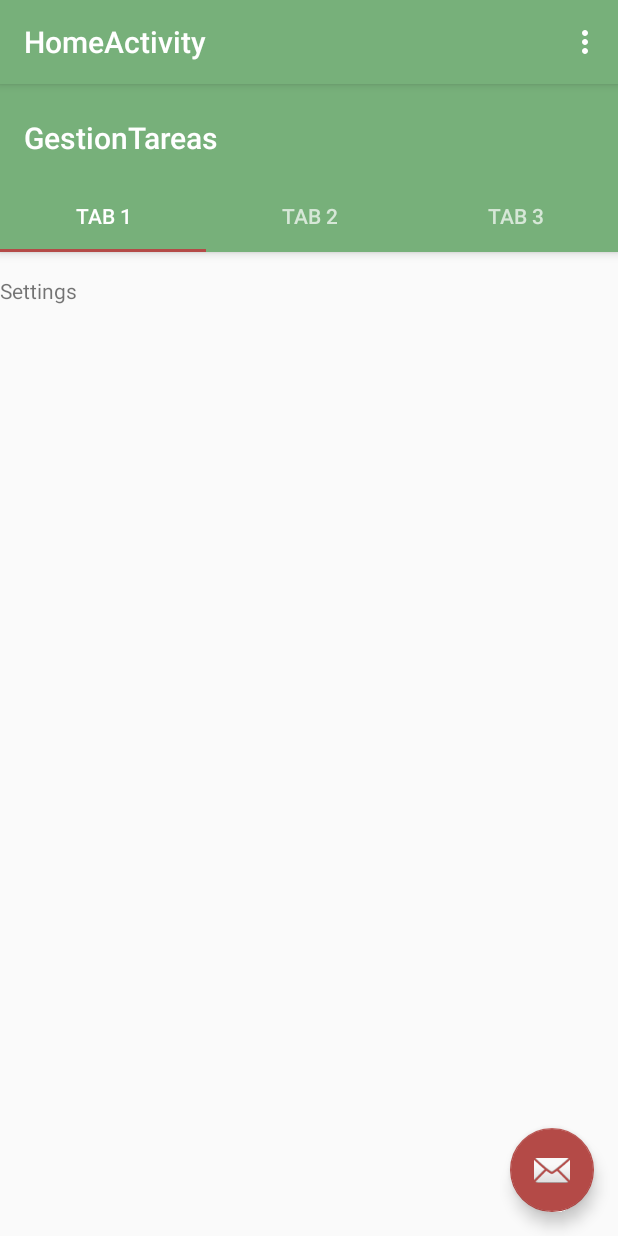
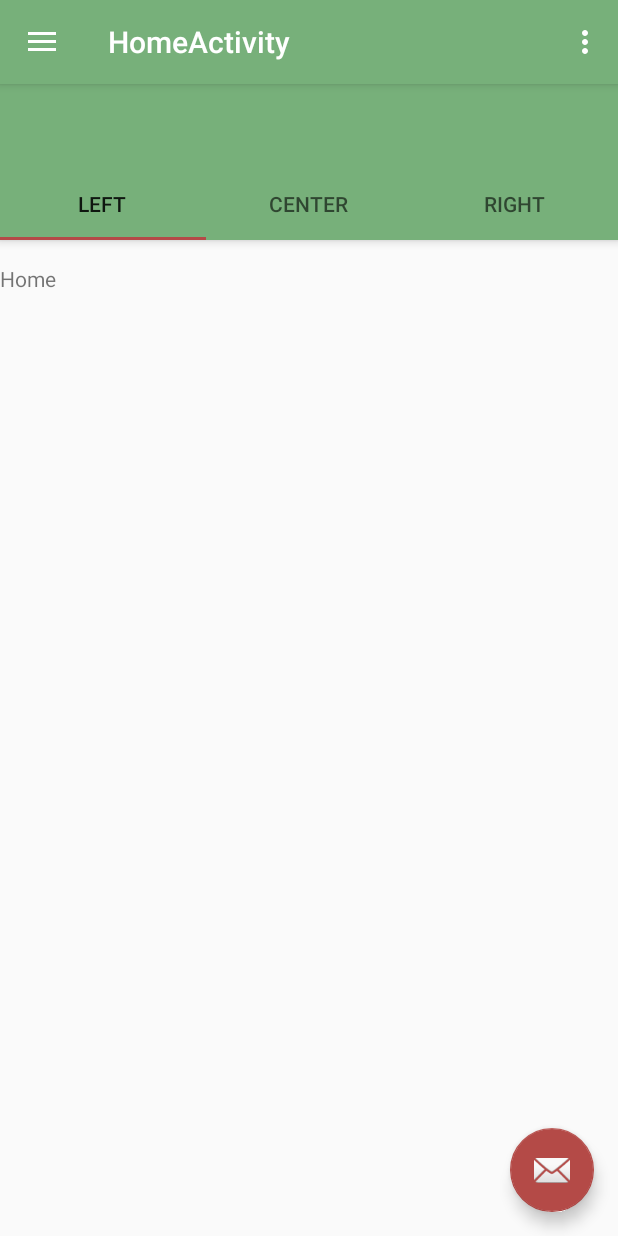
Before and after one commit to plaroser/Gestor-de-Tareas, an Android app: the screen it shows after launch (HomeActivity), on a phone screen of 412 x 824 dp. Run offline under Robolectric (Android 15) with nearby library versions, the phone set to English and light mode, and no system bars.

Commit message:
Pestañas creadas con menu deslizable

```diff
--- a/GestionTareas/app/src/main/java/com/sergiopla/gestiontareas/HomeActivity.java
+++ b/GestionTareas/app/src/main/java/com/sergiopla/gestiontareas/HomeActivity.java
@@ -2,59 +2,37 @@ package com.sergiopla.gestiontareas;
 
 import android.os.Bundle;
 import android.support.design.widget.FloatingActionButton;
+import android.support.design.widget.NavigationView;
 import android.support.design.widget.Snackbar;
 import android.support.design.widget.TabLayout;
 import android.support.v4.app.Fragment;
 import android.support.v4.app.FragmentManager;
 import android.support.v4.app.FragmentPagerAdapter;
+import android.support.v4.view.GravityCompat;
 import android.support.v4.view.ViewPager;
+import android.support.v4.widget.DrawerLayout;
+import android.support.v7.app.ActionBarDrawerToggle;
 import android.support.v7.app.AppCompatActivity;
 import android.support.v7.widget.Toolbar;
 import android.view.Menu;
 import android.view.MenuItem;
 import android.view.View;
-import android.widget.Toast;
 
 import com.sergiopla.gestiontareas.fragments.HomeFragment;
-import com.sergiopla.gestiontareas.fragments.SettingsFragment;
 import com.sergiopla.gestiontareas.fragments.TareasFragment;
 
-public class HomeActivity extends AppCompatActivity {
-
-    /**
-     * The {@link android.support.v4.view.PagerAdapter} that will provide
-     * fragments for each of the sections. We use a
-     * {@link FragmentPagerAdapter} derivative, which will keep every
-     * loaded fragment in memory. If this becomes too memory intensive, it
-     * may be best to switch to a
-     * {@link android.support.v4.app.FragmentStatePagerAdapter}.
-     */
+public class HomeActivity extends AppCompatActivity
+        implements NavigationView.OnNavigationItemSelectedListener {
     private SectionsPagerAdapter mSectionsPagerAdapter;
-    final int NUMERO_PESTAÑAS = 3;
-    /**
-     * The {@link ViewPager} that will host the section contents.
-     */
+    private final int PESTANIAS_MAXIMAS = 2;
     private ViewPager mViewPager;
 
     @Override
     protected void onCreate(Bundle savedInstanceState) {
         super.onCreate(savedInstanceState);
         setContentView(R.layout.activity_home);
-
-//        Toolbar toolbar = (Toolbar) findViewById(R.id.toolbar);
-//        setSupportActionBar(toolbar);
-        // Create the adapter that will return a fragment for each of the three
-        // primary sections of the activity.
-        mSectionsPagerAdapter = new SectionsPagerAdapter(getSupportFragmentManager());
-
-        // Set up the ViewPager with the sections adapter.
-        mViewPager = (ViewPager) findViewById(R.id.container);
-        mViewPager.setAdapter(mSectionsPagerAdapter);
-
-        TabLayout tabLayout = (TabLayout) findViewById(R.id.tabs);
-
-        mViewPager.addOnPageChangeListener(new TabLayout.TabLayoutOnPageChangeListener(tabLayout));
-        tabLayout.addOnTabSelectedListener(new TabLayout.ViewPagerOnTabSelectedListener(mViewPager));
+        Toolbar toolbar = (Toolbar) findViewById(R.id.toolbar);
+        setSupportActionBar(toolbar);
 
         FloatingActionButton fab = (FloatingActionButton) findViewById(R.id.fab);
         fab.setOnClickListener(new View.OnClickListener() {
@@ -65,13 +43,44 @@ public class HomeActivity extends AppCompatActivity {
             }
         });
 
+        DrawerLayout drawer = (DrawerLayout) findViewById(R.id.drawer_layout);
+        ActionBarDrawerToggle toggle = new ActionBarDrawerToggle(
+                this, drawer, toolbar, R.string.navigation_drawer_open, R.string.navigation_drawer_close);
+        drawer.addDrawerListener(toggle);
+        toggle.syncState();
+
+        NavigationView navigationView = (NavigationView) findViewById(R.id.nav_view);
+        navigationView.setNavigationItemSelectedListener(this);
+
+        //---------
+
+        mSectionsPagerAdapter = new SectionsPagerAdapter(getSupportFragmentManager());
+
+        // Set up the ViewPager with the sections adapter.
+        mViewPager = (ViewPager) findViewById(R.id.container2);
+        mViewPager.setAdapter(mSectionsPagerAdapter);
+
+        TabLayout tabLayout = (TabLayout) findViewById(R.id.tabs);
+
+        mViewPager.addOnPageChangeListener(new TabLayout.TabLayoutOnPageChangeListener(tabLayout));
+        tabLayout.addOnTabSelectedListener(new TabLayout.ViewPagerOnTabSelectedListener(mViewPager));
+
     }
 
+    @Override
+    public void onBackPressed() {
+        DrawerLayout drawer = (DrawerLayout) findViewById(R.id.drawer_layout);
+        if (drawer.isDrawerOpen(GravityCompat.START)) {
+            drawer.closeDrawer(GravityCompat.START);
+        } else {
+            super.onBackPressed();
+        }
+    }
 
     @Override
     public boolean onCreateOptionsMenu(Menu menu) {
         // Inflate the menu; this adds items to the action bar if it is present.
-        getMenuInflater().inflate(R.menu.menu_home, menu);
+        getMenuInflater().inflate(R.menu.home, menu);
         return true;
     }
 
@@ -90,6 +99,32 @@ public class HomeActivity extends AppCompatActivity {
         return super.onOptionsItemSelected(item);
     }
 
+    @SuppressWarnings("StatementWithEmptyBody")
+    @Override
+    public boolean onNavigationItemSelected(MenuItem item) {
+        // Handle navigation view item clicks here.
+        int id = item.getItemId();
+
+        if (id == R.id.nav_camera) {
+            // Handle the camera action
+        } else if (id == R.id.nav_gallery) {
+
+        } else if (id == R.id.nav_slideshow) {
+
+        } else if (id == R.id.nav_manage) {
+
+        } else if (id == R.id.nav_share) {
+
+        } else if (id == R.id.nav_send) {
+
+        }
+
+        DrawerLayout drawer = (DrawerLayout) findViewById(R.id.drawer_layout);
+        drawer.closeDrawer(GravityCompat.START);
+        return true;
+    }
+
+    //----------
 
     /**
      * Se encarga de manejar los fragment que se muestran
@@ -110,20 +145,18 @@ public class HomeActivity extends AppCompatActivity {
         public Fragment getItem(int position) {
             switch (position) {
                 case 0:
-                    return SettingsFragment.newInstance();
+                    return HomeFragment.newInstance();
                 case 1:
-                    return HomeFragment.newInstance();
-                case 2:
                     return TareasFragment.newInstance();
+
             }
 //            return null;
-
-            throw new IllegalArgumentException();
+            throw new IllegalArgumentException("Numero de pestaña no valido.");
         }
 
         @Override
         public int getCount() {
-            return NUMERO_PESTAÑAS;
+            return 3;
         }
     }
 }
--- /dev/null
+++ b/GestionTareas/app/src/main/res/drawable-v21/ic_menu_camera.xml
@@ -0,0 +1,12 @@
+<vector xmlns:android="http://schemas.android.com/apk/res/android"
+    android:width="24dp"
+    android:height="24dp"
+    android:viewportHeight="24.0"
+    android:viewportWidth="24.0">
+    <path
+        android:fillColor="#FF000000"
+        android:pathData="M12,12m-3.2,0a3.2,3.2 0,1 1,6.4 0a3.2,3.2 0,1 1,-6.4 0" />
+    <path
+        android:fillColor="#FF000000"
+        android:pathData="M9,2L7.17,4H4c-1.1,0 -2,0.9 -2,2v12c0,1.1 0.9,2 2,2h16c1.1,0 2,-0.9 2,-2V6c0,-1.1 -0.9,-2 -2,-2h-3.17L15,2H9zm3,15c-2.76,0 -5,-2.24 -5,-5s2.24,-5 5,-5 5,2.24 5,5 -2.24,5 -5,5z" />
+</vector>
--- /dev/null
+++ b/GestionTareas/app/src/main/res/drawable-v21/ic_menu_gallery.xml
@@ -0,0 +1,9 @@
+<vector xmlns:android="http://schemas.android.com/apk/res/android"
+    android:width="24dp"
+    android:height="24dp"
+    android:viewportHeight="24.0"
+    android:viewportWidth="24.0">
+    <path
+        android:fillColor="#FF000000"
+        android:pathData="M22,16V4c0,-1.1 -0.9,-2 -2,-2H8c-1.1,0 -2,0.9 -2,2v12c0,1.1 0.9,2 2,2h12c1.1,0 2,-0.9 2,-2zm-11,-4l2.03,2.71L16,11l4,5H8l3,-4zM2,6v14c0,1.1 0.9,2 2,2h14v-2H4V6H2z" />
+</vector>
--- /dev/null
+++ b/GestionTareas/app/src/main/res/drawable-v21/ic_menu_manage.xml
@@ -0,0 +1,9 @@
+<vector xmlns:android="http://schemas.android.com/apk/res/android"
+    android:width="24dp"
+    android:height="24dp"
+    android:viewportHeight="24.0"
+    android:viewportWidth="24.0">
+    <path
+        android:fillColor="#FF000000"
+        android:pathData="M22.7,19l-9.1,-9.1c0.9,-2.3 0.4,-5 -1.5,-6.9 -2,-2 -5,-2.4 -7.4,-1.3L9,6 6,9 1.6,4.7C0.4,7.1 0.9,10.1 2.9,12.1c1.9,1.9 4.6,2.4 6.9,1.5l9.1,9.1c0.4,0.4 1,0.4 1.4,0l2.3,-2.3c0.5,-0.4 0.5,-1.1 0.1,-1.4z" />
+</vector>
--- /dev/null
+++ b/GestionTareas/app/src/main/res/drawable-v21/ic_menu_send.xml
@@ -0,0 +1,9 @@
+<vector xmlns:android="http://schemas.android.com/apk/res/android"
+    android:width="24dp"
+    android:height="24dp"
+    android:viewportHeight="24.0"
+    android:viewportWidth="24.0">
+    <path
+        android:fillColor="#FF000000"
+        android:pathData="M2.01,21L23,12 2.01,3 2,10l15,2 -15,2z" />
+</vector>
--- /dev/null
+++ b/GestionTareas/app/src/main/res/drawable/side_nav_bar.xml
@@ -0,0 +1,9 @@
+<shape xmlns:android="http://schemas.android.com/apk/res/android"
+    android:shape="rectangle">
+    <gradient
+        android:angle="135"
+        android:centerColor="#009688"
+        android:endColor="#00695C"
+        android:startColor="#4DB6AC"
+        android:type="linear" />
+</shape>
--- a/GestionTareas/app/src/main/res/layout/activity_home.xml
+++ b/GestionTareas/app/src/main/res/layout/activity_home.xml
@@ -1,71 +1,25 @@
 <?xml version="1.0" encoding="utf-8"?>
-<android.support.design.widget.CoordinatorLayout xmlns:android="http://schemas.android.com/apk/res/android"
+<android.support.v4.widget.DrawerLayout xmlns:android="http://schemas.android.com/apk/res/android"
     xmlns:app="http://schemas.android.com/apk/res-auto"
     xmlns:tools="http://schemas.android.com/tools"
-    android:id="@+id/main_content"
+    android:id="@+id/drawer_layout"
     android:layout_width="match_parent"
     android:layout_height="match_parent"
     android:fitsSystemWindows="true"
-    tools:context="com.sergiopla.gestiontareas.HomeActivity">
+    tools:openDrawer="start">
 
-    <android.support.design.widget.AppBarLayout
-        android:id="@+id/appbar"
+    <include
+        layout="@layout/app_bar_home"
         android:layout_width="match_parent"
-        android:layout_height="wrap_content"
-        android:defaultFocusHighlightEnabled="false"
-        android:paddingTop="@dimen/appbar_padding_top"
-        android:theme="@style/AppTheme.AppBarOverlay">
+        android:layout_height="match_parent" />
 
-        <android.support.v7.widget.Toolbar
-            android:id="@+id/toolbar"
-            android:layout_width="match_parent"
-            android:layout_height="wrap_content"
-            android:layout_weight="1"
-            android:background="?attr/colorPrimary"
-            app:layout_scrollFlags="scroll|enterAlways"
-            app:popupTheme="@style/AppTheme.PopupOverlay"
-            app:title="@string/app_name">
+    <android.support.design.widget.NavigationView
+        android:id="@+id/nav_view"
+        android:layout_width="wrap_content"
+        android:layout_height="match_parent"
+        android:layout_gravity="start"
+        android:fitsSystemWindows="true"
+        app:headerLayout="@layout/nav_header_home"
+        app:menu="@menu/activity_home_drawer" />
 
-        </android.support.v7.widget.Toolbar>
-
-        <android.support.design.widget.TabLayout
-            android:id="@+id/tabs"
-            android:layout_width="match_parent"
-            android:layout_height="wrap_content">
-
-            <android.support.design.widget.TabItem
-                android:id="@+id/tabItem"
-                android:layout_width="wrap_content"
-                android:layout_height="wrap_content"
-                android:text="@string/tab_text_1" />
-
-            <android.support.design.widget.TabItem
-                android:id="@+id/tabItem2"
-                android:layout_width="wrap_content"
-                android:layout_height="wrap_content"
-                android:text="@string/tab_text_2" />
-
-            <android.support.design.widget.TabItem
-                android:id="@+id/tabItem3"
-                android:layout_width="wrap_content"
-                android:layout_height="wrap_content"
-                android:text="@string/tab_text_3" />
-
-        </android.support.design.widget.TabLayout>
-    </android.support.design.widget.AppBarLayout>
-
-    <android.support.v4.view.ViewPager
-        android:id="@+id/container"
-        android:layout_width="match_parent"
-        android:layout_height="match_parent"
-        app:layout_behavior="@string/appbar_scrolling_view_behavior" />
-
-    <android.support.design.widget.FloatingActionButton
-        android:id="@+id/fab"
-        android:layout_width="wrap_content"
-        android:layout_height="wrap_content"
-        android:layout_gravity="end|bottom"
-        android:layout_margin="@dimen/fab_margin"
-        app:srcCompat="@android:drawable/ic_dialog_email" />
-
-</android.support.design.widget.CoordinatorLayout>
+</android.support.v4.widget.DrawerLayout>
--- /dev/null
+++ b/GestionTareas/app/src/main/res/layout/app_bar_home.xml
@@ -0,0 +1,33 @@
+<?xml version="1.0" encoding="utf-8"?>
+<android.support.design.widget.CoordinatorLayout xmlns:android="http://schemas.android.com/apk/res/android"
+    xmlns:app="http://schemas.android.com/apk/res-auto"
+    xmlns:tools="http://schemas.android.com/tools"
+    android:layout_width="match_parent"
+    android:layout_height="match_parent"
+    tools:context="com.sergiopla.gestiontareas.HomeActivity">
+
+    <android.support.design.widget.AppBarLayout
+        android:layout_width="match_parent"
+        android:layout_height="wrap_content"
+        android:theme="@style/AppTheme.AppBarOverlay">
+
+        <android.support.v7.widget.Toolbar
+            android:id="@+id/toolbar"
+            android:layout_width="match_parent"
+            android:layout_height="?attr/actionBarSize"
+            android:background="?attr/colorPrimary"
+            app:popupTheme="@style/AppTheme.PopupOverlay" />
+
+    </android.support.design.widget.AppBarLayout>
+
+    <include layout="@layout/content_home" />
+
+    <android.support.design.widget.FloatingActionButton
+        android:id="@+id/fab"
+        android:layout_width="wrap_content"
+        android:layout_height="wrap_content"
+        android:layout_gravity="bottom|end"
+        android:layout_margin="@dimen/fab_margin"
+        app:srcCompat="@android:drawable/ic_dialog_email" />
+
+</android.support.design.widget.CoordinatorLayout>
--- /dev/null
+++ b/GestionTareas/app/src/main/res/layout/content_home.xml
@@ -0,0 +1,53 @@
+<?xml version="1.0" encoding="utf-8"?>
+<android.support.design.widget.CoordinatorLayout xmlns:android="http://schemas.android.com/apk/res/android"
+    xmlns:app="http://schemas.android.com/apk/res-auto"
+    xmlns:tools="http://schemas.android.com/tools"
+    android:layout_width="match_parent"
+    android:layout_height="match_parent"
+    app:layout_behavior="@string/appbar_scrolling_view_behavior"
+    tools:context="com.sergiopla.gestiontareas.HomeActivity"
+    tools:showIn="@layout/app_bar_home">
+    <android.support.design.widget.AppBarLayout
+        android:id="@+id/appbar"
+        android:layout_width="match_parent"
+        android:layout_height="wrap_content">
+
+        <android.support.v7.widget.Toolbar
+            android:id="@+id/toolbar3"
+            android:layout_width="match_parent"
+            android:layout_height="wrap_content"
+            android:layout_weight="1"
+            android:background="?attr/colorPrimary"
+            android:minHeight="?attr/actionBarSize"
+            android:theme="?attr/actionBarTheme" />
+
+        <android.support.design.widget.TabLayout
+            android:id="@+id/tabs"
+            android:layout_width="match_parent"
+            android:layout_height="match_parent">
+
+            <android.support.design.widget.TabItem
+                android:layout_width="wrap_content"
+                android:layout_height="wrap_content"
+                android:text="Left" />
+
+            <android.support.design.widget.TabItem
+                android:layout_width="wrap_content"
+                android:layout_height="wrap_content"
+                android:text="Center" />
+
+            <android.support.design.widget.TabItem
+                android:layout_width="wrap_content"
+                android:layout_height="wrap_content"
+                android:text="Right" />
+        </android.support.design.widget.TabLayout>
+
+    </android.support.design.widget.AppBarLayout>
+
+    <android.support.v4.view.ViewPager
+        android:id="@+id/container2"
+        android:layout_width="match_parent"
+        android:layout_height="wrap_content"
+        app:layout_behavior="@string/appbar_scrolling_view_behavior"
+        tools:layout_editor_absoluteY="47dp" />
+</android.support.design.widget.CoordinatorLayout>
--- /dev/null
+++ b/GestionTareas/app/src/main/res/layout/nav_header_home.xml
@@ -0,0 +1,35 @@
+<?xml version="1.0" encoding="utf-8"?>
+<LinearLayout xmlns:android="http://schemas.android.com/apk/res/android"
+    xmlns:app="http://schemas.android.com/apk/res-auto"
+    android:layout_width="match_parent"
+    android:layout_height="@dimen/nav_header_height"
+    android:background="@drawable/side_nav_bar"
+    android:gravity="bottom"
+    android:orientation="vertical"
+    android:paddingBottom="@dimen/activity_vertical_margin"
+    android:paddingLeft="@dimen/activity_horizontal_margin"
+    android:paddingRight="@dimen/activity_horizontal_margin"
+    android:paddingTop="@dimen/activity_vertical_margin"
+    android:theme="@style/ThemeOverlay.AppCompat.Dark">
+
+    <ImageView
+        android:id="@+id/imageView"
+        android:layout_width="wrap_content"
+        android:layout_height="wrap_content"
+        android:paddingTop="@dimen/nav_header_vertical_spacing"
+        app:srcCompat="@mipmap/ic_launcher_round" />
+
+    <TextView
+        android:layout_width="match_parent"
+        android:layout_height="wrap_content"
+        android:paddingTop="@dimen/nav_header_vertical_spacing"
+        android:text="Android Studio"
+        android:textAppearance="@style/TextAppearance.AppCompat.Body1" />
+
+    <TextView
+        android:id="@+id/textView"
+        android:layout_width="wrap_content"
+        android:layout_height="wrap_content"
+        android:text="android.studio@android.com" />
+
+</LinearLayout>
--- /dev/null
+++ b/GestionTareas/app/src/main/res/menu/activity_home_drawer.xml
@@ -0,0 +1,38 @@
+<?xml version="1.0" encoding="utf-8"?>
+<menu xmlns:android="http://schemas.android.com/apk/res/android"
+    xmlns:tools="http://schemas.android.com/tools"
+    tools:showIn="navigation_view">
+
+    <group android:checkableBehavior="single">
+        <item
+            android:id="@+id/nav_camera"
+            android:icon="@drawable/ic_menu_camera"
+            android:title="Import" />
+        <item
+            android:id="@+id/nav_gallery"
+            android:icon="@drawable/ic_menu_gallery"
+            android:title="Gallery" />
+        <item
+            android:id="@+id/nav_slideshow"
+            android:icon="@drawable/ic_menu_slideshow"
+            android:title="Slideshow" />
+        <item
+            android:id="@+id/nav_manage"
+            android:icon="@drawable/ic_menu_manage"
+            android:title="Tools" />
+    </group>
+
+    <item android:title="Communicate">
+        <menu>
+            <item
+                android:id="@+id/nav_share"
+                android:icon="@drawable/ic_menu_share"
+                android:title="Share" />
+            <item
+                android:id="@+id/nav_send"
+                android:icon="@drawable/ic_menu_send"
+                android:title="Send" />
+        </menu>
+    </item>
+
+</menu>
--- /dev/null
+++ b/GestionTareas/app/src/main/res/menu/home.xml
@@ -0,0 +1,9 @@
+<?xml version="1.0" encoding="utf-8"?>
+<menu xmlns:android="http://schemas.android.com/apk/res/android"
+    xmlns:app="http://schemas.android.com/apk/res-auto">
+    <item
+        android:id="@+id/action_settings"
+        android:orderInCategory="100"
+        android:title="@string/action_settings"
+        app:showAsAction="never" />
+</menu>
--- /dev/null
+++ b/GestionTareas/app/src/main/res/values-v21/styles.xml
@@ -0,0 +1 @@
+<resources></resources>
--- a/GestionTareas/app/src/main/res/values/dimens.xml
+++ b/GestionTareas/app/src/main/res/values/dimens.xml
@@ -6,4 +6,6 @@
     <dimen name="fab_margin">16dp</dimen>
     <dimen name="text_margin">16dp</dimen>
     <dimen name="appbar_padding_top">8dp</dimen>
+    <dimen name="nav_header_vertical_spacing">8dp</dimen>
+    <dimen name="nav_header_height">176dp</dimen>
 </resources>
--- /dev/null
+++ b/GestionTareas/app/src/main/res/values/drawables.xml
@@ -0,0 +1,8 @@
+<resources xmlns:android="http://schemas.android.com/apk/res/android">
+    <item name="ic_menu_camera" type="drawable">@android:drawable/ic_menu_camera</item>
+    <item name="ic_menu_gallery" type="drawable">@android:drawable/ic_menu_gallery</item>
+    <item name="ic_menu_slideshow" type="drawable">@android:drawable/ic_menu_slideshow</item>
+    <item name="ic_menu_manage" type="drawable">@android:drawable/ic_menu_manage</item>
+    <item name="ic_menu_share" type="drawable">@android:drawable/ic_menu_share</item>
+    <item name="ic_menu_send" type="drawable">@android:drawable/ic_menu_send</item>
+</resources>
--- a/GestionTareas/app/src/main/res/values/strings.xml
+++ b/GestionTareas/app/src/main/res/values/strings.xml
@@ -39,4 +39,7 @@
     <string name="tab_text_2">Tab 2</string>
     <string name="tab_text_3">Tab 3</string>
     <string name="section_format">Hello World from section: %1$d</string>
+
+    <string name="navigation_drawer_open">Open navigation drawer</string>
+    <string name="navigation_drawer_close">Close navigation drawer</string>
 </resources>
```
Also changed, not shown: GestionTareas/app/src/main/AndroidManifest.xml (+13 -12 lines).
